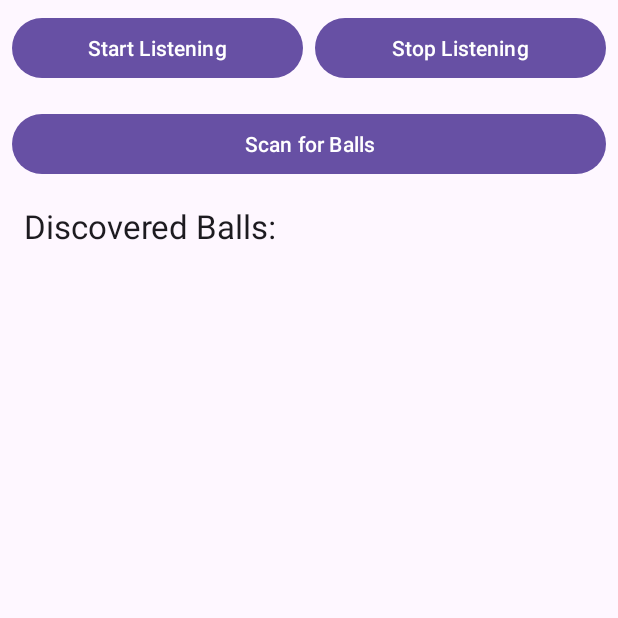
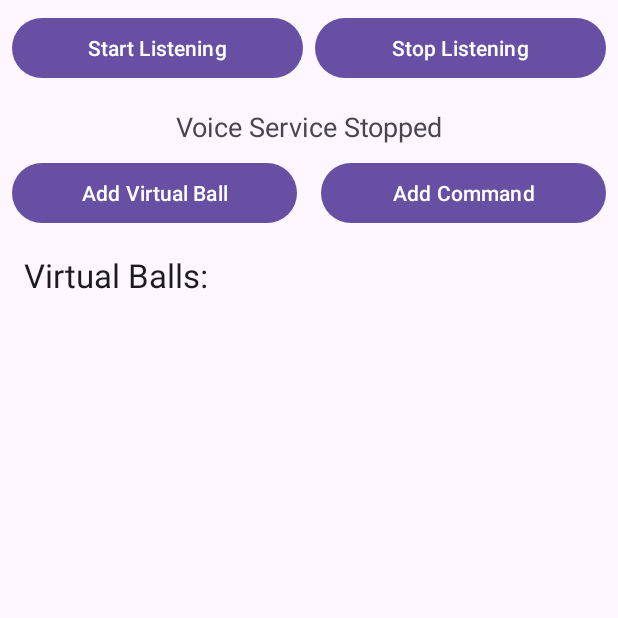
Before and after one commit to tjthejuggler/voiceBalls, an Android app: the screen it shows after launch (MainActivity), on a phone screen of 412 x 824 dp, the top half of it. Run offline under Robolectric (Android 15) with nearby library versions, the phone set to English and light mode, and no system bars.

Commit message:
in the midst of getting commands to show and work

```diff
--- a/app/build.gradle.kts
+++ b/app/build.gradle.kts
@@ -79,10 +79,14 @@ dependencies {
     // For Picovoice (Wake Word and Speech-to-Text) - Using versions available on Maven Central
     implementation("ai.picovoice:porcupine-android:3.0.3")
     implementation("ai.picovoice:cheetah-android:1.1.1")
+    implementation("ai.picovoice:android-voice-processor:1.0.2")
 
     // For RecyclerView (displaying lists)
     implementation("androidx.recyclerview:recyclerview:1.3.2")
 
     // For easy SharedPreferences access
     implementation("androidx.preference:preference-ktx:1.2.1")
+
+    // For JSON serialization/deserialization
+    implementation("com.google.code.gson:gson:2.10.1")
 }
--- /dev/null
+++ b/app/src/main/java/com/example/voiceballs/CommandAdapter.kt
@@ -0,0 +1,45 @@
+package com.example.voiceballs
+
+import android.view.LayoutInflater
+import android.view.View
+import android.view.ViewGroup
+import android.widget.Button
+import android.widget.TextView
+import androidx.recyclerview.widget.DiffUtil
+import androidx.recyclerview.widget.ListAdapter
+import androidx.recyclerview.widget.RecyclerView
+
+class CommandAdapter(
+    private val onDeleteClicked: (String) -> Unit
+) : ListAdapter<VoiceCommand, CommandAdapter.CommandViewHolder>(CommandDiffCallback()) {
+
+    override fun onCreateViewHolder(parent: ViewGroup, viewType: Int): CommandViewHolder {
+        val view = LayoutInflater.from(parent.context)
+            .inflate(R.layout.list_item_command, parent, false)
+        return CommandViewHolder(view)
+    }
+
+    override fun onBindViewHolder(holder: CommandViewHolder, position: Int) {
+        holder.bind(getItem(position))
+    }
+
+    inner class CommandViewHolder(itemView: View) : RecyclerView.ViewHolder(itemView) {
+        private val phraseTextView: TextView = itemView.findViewById(R.id.text_command_phrase)
+        private val deleteButton: Button = itemView.findViewById(R.id.btn_delete_command)
+
+        fun bind(command: VoiceCommand) {
+            phraseTextView.text = "'${command.phrase}'"
+            deleteButton.setOnClickListener { onDeleteClicked(command.phrase) }
+        }
+    }
+}
+
+class CommandDiffCallback : DiffUtil.ItemCallback<VoiceCommand>() {
+    override fun areItemsTheSame(oldItem: VoiceCommand, newItem: VoiceCommand): Boolean {
+        return oldItem.phrase == newItem.phrase
+    }
+
+    override fun areContentsTheSame(oldItem: VoiceCommand, newItem: VoiceCommand): Boolean {
+        return oldItem == newItem
+    }
+}
--- a/app/src/main/java/com/example/voiceballs/MainActivity.kt
+++ b/app/src/main/java/com/example/voiceballs/MainActivity.kt
@@ -1,15 +1,23 @@
 package com.example.voiceballs
 
 import android.Manifest
+import android.content.BroadcastReceiver
+import android.content.Context
 import android.content.Intent
+import android.content.IntentFilter
 import android.content.pm.PackageManager
+import android.graphics.Color
 import android.os.Build
 import android.os.Bundle
 import android.view.View
+import android.widget.ArrayAdapter
 import android.widget.Button
-import android.widget.ProgressBar
+import android.widget.EditText
+import android.widget.Spinner
+import android.widget.TextView
 import android.widget.Toast
 import androidx.activity.result.contract.ActivityResultContracts
+import androidx.appcompat.app.AlertDialog
 import androidx.appcompat.app.AppCompatActivity
 import androidx.core.content.ContextCompat
 import androidx.lifecycle.ViewModelProvider
@@ -20,7 +28,17 @@ class MainActivity : AppCompatActivity() {
 
     private lateinit var viewModel: MainViewModel
     private lateinit var ballAdapter: BallAdapter
-    private lateinit var progressBar: ProgressBar
+    private lateinit var commandAdapter: CommandAdapter
+    private lateinit var statusTextView: TextView
+
+    private val statusReceiver = object : BroadcastReceiver() {
+        override fun onReceive(context: Context?, intent: Intent?) {
+            if (intent?.action == VoiceControlService.ACTION_STATUS_UPDATE) {
+                val status = intent.getStringExtra(VoiceControlService.EXTRA_STATUS)
+                statusTextView.text = status
+            }
+        }
+    }
 
     // Updated: Now requests two permissions
     private val requestMultiplePermissionsLauncher =
@@ -39,41 +57,51 @@ class MainActivity : AppCompatActivity() {
         super.onCreate(savedInstanceState)
         setContentView(R.layout.activity_main)
 
+        CommandManager.init(this)
+        BallController.init(this)
         viewModel = ViewModelProvider(this)[MainViewModel::class.java]
 
         setupUI()
         observeViewModel()
+        viewModel.loadCommands()
     }
 
     private fun setupUI() {
-        progressBar = findViewById(R.id.progress_bar)
+        statusTextView = findViewById(R.id.text_voice_status)
         val recyclerView: RecyclerView = findViewById(R.id.recycler_view_balls)
+        val commandRecyclerView: RecyclerView = findViewById(R.id.recycler_view_commands)
         val btnStart: Button = findViewById(R.id.btn_start_service)
         val btnStop: Button = findViewById(R.id.btn_stop_service)
-        val btnScan: Button = findViewById(R.id.btn_scan)
+        val btnAddBall: Button = findViewById(R.id.btn_add_ball)
+        val btnAddCommand: Button = findViewById(R.id.btn_add_command)
 
-        ballAdapter = BallAdapter { ip, color ->
-            viewModel.changeBallColor(ip, color)
-        }
+
+        ballAdapter = BallAdapter(
+            onColorChanged = { ballId, color -> viewModel.changeBallColor(ballId, color) },
+            onRemoveClicked = { ballId -> viewModel.removeBall(ballId) }
+        )
         recyclerView.adapter = ballAdapter
         recyclerView.layoutManager = LinearLayoutManager(this)
 
+        commandAdapter = CommandAdapter { phrase -> viewModel.deleteCommand(phrase) }
+        commandRecyclerView.adapter = commandAdapter
+        commandRecyclerView.layoutManager = LinearLayoutManager(this)
+
         btnStart.setOnClickListener { checkPermissionsAndStartService() }
         btnStop.setOnClickListener { stopVoiceService() }
-        btnScan.setOnClickListener { viewModel.startScan() }
+        btnAddBall.setOnClickListener { viewModel.addVirtualBall() }
+        btnAddCommand.setOnClickListener { showAddCommandDialog() }
     }
 
     private fun observeViewModel() {
         viewModel.balls.observe(this) { balls ->
             ballAdapter.submitList(balls)
             if (balls.isNotEmpty()) {
-                CommandManager.init(this)
                 CommandManager.addDefaultCommands(balls)
             }
         }
-        viewModel.isScanning.observe(this) { isScanning ->
-            progressBar.visibility = if (isScanning) View.VISIBLE else View.GONE
-            findViewById<Button>(R.id.btn_scan).isEnabled = !isScanning
+        viewModel.commands.observe(this) { commands ->
+            commandAdapter.submitList(commands)
         }
     }
 
@@ -96,6 +124,46 @@ class MainActivity : AppCompatActivity() {
         }
     }
 
+    private fun showAddCommandDialog() {
+        val dialogView = layoutInflater.inflate(R.layout.dialog_add_command, null)
+        val editTextCommand = dialogView.findViewById<EditText>(R.id.edit_text_command_phrase)
+        val spinnerBalls = dialogView.findViewById<Spinner>(R.id.spinner_balls)
+        val spinnerColors = dialogView.findViewById<Spinner>(R.id.spinner_colors)
+
+        // Populate balls spinner
+        val balls = viewModel.balls.value ?: emptyList()
+        val ballNames = balls.map { "Ball ${it.number}" }
+        val ballAdapter = ArrayAdapter(this, android.R.layout.simple_spinner_item, ballNames)
+        spinnerBalls.adapter = ballAdapter
+
+        // Populate colors spinner
+        val colors = mapOf("Red" to Color.RED, "Green" to Color.GREEN, "Blue" to Color.BLUE)
+        val colorNames = colors.keys.toList()
+        val colorAdapter = ArrayAdapter(this, android.R.layout.simple_spinner_item, colorNames)
+        spinnerColors.adapter = colorAdapter
+
+        AlertDialog.Builder(this)
+            .setView(dialogView)
+            .setPositiveButton("Add") { dialog, _ ->
+                val commandPhrase = editTextCommand.text.toString()
+                if (commandPhrase.isNotBlank()) {
+                    val selectedBallIndex = spinnerBalls.selectedItemPosition
+                    val selectedColorName = spinnerColors.selectedItem as String
+                    val selectedColor = colors[selectedColorName] ?: Color.BLACK
+
+                    if (selectedBallIndex >= 0 && selectedBallIndex < balls.size) {
+                        val selectedBall = balls[selectedBallIndex]
+                        val action = ColorAction(selectedBall.id, selectedColor)
+                        val command = VoiceCommand(commandPhrase, listOf(action))
+                        CommandManager.saveCommand(command)
+                    }
+                }
+                dialog.dismiss()
+            }
+            .setNegativeButton("Cancel", null)
+            .show()
+    }
+
     private fun startVoiceService() {
         val serviceIntent = Intent(this, VoiceControlService::class.java)
         ContextCompat.startForegroundService(this, serviceIntent)
@@ -107,4 +175,14 @@ class MainActivity : AppCompatActivity() {
         stopService(serviceIntent)
         Toast.makeText(this, "Voice service stopped.", Toast.LENGTH_SHORT).show()
     }
+
+    override fun onResume() {
+        super.onResume()
+        registerReceiver(statusReceiver, IntentFilter(VoiceControlService.ACTION_STATUS_UPDATE), RECEIVER_NOT_EXPORTED)
+    }
+
+    override fun onPause() {
+        super.onPause()
+        unregisterReceiver(statusReceiver)
+    }
 }
--- a/app/src/main/java/com/example/voiceballs/MainViewModel.kt
+++ b/app/src/main/java/com/example/voiceballs/MainViewModel.kt
@@ -1,18 +1,33 @@
 package com.example.voiceballs
 
 import androidx.lifecycle.LiveData
+import androidx.lifecycle.MutableLiveData
 import androidx.lifecycle.ViewModel
 
 class MainViewModel : ViewModel() {
 
     val balls: LiveData<List<Ball>> = BallController.balls
-    val isScanning: LiveData<Boolean> = BallController.isScanning
+    private val _commands = MutableLiveData<List<VoiceCommand>>()
+    val commands: LiveData<List<VoiceCommand>> = _commands
 
-    fun startScan() {
-        BallController.scanForBalls()
+    fun loadCommands() {
+        _commands.value = CommandManager.getAllCommands()
     }
 
-    fun changeBallColor(ipAddress: String, color: Int) {
-        BallController.changeBallColor(ipAddress, color)
+    fun addVirtualBall() {
+        BallController.addVirtualBall()
+    }
+
+    fun removeBall(ballId: String) {
+        BallController.removeBall(ballId)
+    }
+
+    fun changeBallColor(ballId: String, color: Int) {
+        BallController.changeBallColor(ballId, color)
+    }
+
+    fun deleteCommand(phrase: String) {
+        CommandManager.deleteCommand(phrase)
+        loadCommands()
     }
 }
--- a/app/src/main/res/layout/activity_main.xml
+++ b/app/src/main/res/layout/activity_main.xml
@@ -34,36 +34,47 @@
 
     </LinearLayout>
 
-    <Button
-        android:id="@+id/btn_scan"
+    <TextView
+        android:id="@+id/text_voice_status"
         android:layout_width="0dp"
         android:layout_height="wrap_content"
         android:layout_margin="8dp"
-        android:text="Scan for Balls"
+        android:gravity="center"
+        android:text="Voice Service Stopped"
+        android:textAppearance="@style/TextAppearance.AppCompat.Medium"
         app:layout_constraintEnd_toEndOf="parent"
         app:layout_constraintStart_toStartOf="parent"
         app:layout_constraintTop_toBottomOf="@id/button_bar" />
 
-    <ProgressBar
-        android:id="@+id/progress_bar"
-        android:layout_width="wrap_content"
+    <Button
+        android:id="@+id/btn_add_ball"
+        android:layout_width="0dp"
         android:layout_height="wrap_content"
-        android:layout_marginEnd="16dp"
-        android:visibility="gone"
-        app:layout_constraintBottom_toBottomOf="@id/btn_scan"
-        app:layout_constraintEnd_toEndOf="@id/btn_scan"
-        app:layout_constraintTop_toTopOf="@id/btn_scan"
-        tools:visibility="visible" />
+        android:layout_margin="8dp"
+        android:text="Add Virtual Ball"
+        app:layout_constraintEnd_toStartOf="@+id/btn_add_command"
+        app:layout_constraintStart_toStartOf="parent"
+        app:layout_constraintTop_toBottomOf="@id/text_voice_status" />
+
+    <Button
+        android:id="@+id/btn_add_command"
+        android:layout_width="0dp"
+        android:layout_height="wrap_content"
+        android:layout_margin="8dp"
+        android:text="Add Command"
+        app:layout_constraintEnd_toEndOf="parent"
+        app:layout_constraintStart_toEndOf="@id/btn_add_ball"
+        app:layout_constraintTop_toBottomOf="@id/text_voice_status" />
 
     <TextView
         android:id="@+id/header_balls"
         android:layout_width="wrap_content"
         android:layout_height="wrap_content"
         android:layout_margin="16dp"
-        android:text="Discovered Balls:"
+        android:text="Virtual Balls:"
         android:textAppearance="@style/TextAppearance.AppCompat.Large"
         app:layout_constraintStart_toStartOf="parent"
-        app:layout_constraintTop_toBottomOf="@id/btn_scan" />
+        app:layout_constraintTop_toBottomOf="@id/btn_add_ball" />
 
     <androidx.recyclerview.widget.RecyclerView
         android:id="@+id/recycler_view_balls"
@@ -76,4 +87,25 @@
         app:layout_constraintTop_toBottomOf="@id/header_balls"
         tools:listitem="@layout/list_item_ball" />
 
+    <TextView
+        android:id="@+id/header_commands"
+        android:layout_width="wrap_content"
+        android:layout_height="wrap_content"
+        android:layout_margin="16dp"
+        android:text="Voice Commands:"
+        android:textAppearance="@style/TextAppearance.AppCompat.Large"
+        app:layout_constraintStart_toStartOf="parent"
+        app:layout_constraintTop_toBottomOf="@id/recycler_view_balls" />
+
+    <androidx.recyclerview.widget.RecyclerView
+        android:id="@+id/recycler_view_commands"
+        android:layout_width="0dp"
+        android:layout_height="0dp"
+        android:layout_margin="8dp"
+        app:layout_constraintBottom_toBottomOf="parent"
+        app:layout_constraintEnd_toEndOf="parent"
+        app:layout_constraintStart_toStartOf="parent"
+        app:layout_constraintTop_toBottomOf="@id/header_commands"
+        tools:listitem="@layout/list_item_command" />
+
 </androidx.constraintlayout.widget.ConstraintLayout>
```
Also changed, not shown: app/src/main/java/com/example/voiceballs/BallAdapter.kt (+12 -6 lines), app/src/main/java/com/example/voiceballs/BallController.kt (+61 -92 lines), app/src/main/java/com/example/voiceballs/CommandManager.kt (+15 -13 lines), app/src/main/java/com/example/voiceballs/VoiceControlService.kt (+61 -44 lines), app/src/main/res/layout/dialog_add_command.xml (added, +34 -0 lines), app/src/main/res/layout/list_item_ball.xml (+9 -0 lines), app/src/main/res/layout/list_item_command.xml (added, +27 -0 lines).
